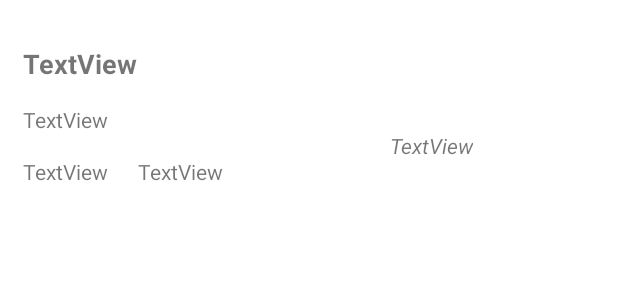
After one commit to salehkai999/CaloriesApp, an Android app: the layout nutrition_item_layout.xml on its own in the app's theme, with its tools: preview values and no code run, on a phone screen of 412 x 824 dp. The commit adds this screen. Shown: the top 300 px of the screen. Run offline under Robolectric (Android 15) with nearby library versions, the phone set to English and light mode, and no system bars.

Commit message:
Added RecyclerView and comments.

```diff
--- /dev/null
+++ b/app/src/main/res/layout/nutrition_item_layout.xml
@@ -0,0 +1,62 @@
+<?xml version="1.0" encoding="utf-8"?>
+<androidx.constraintlayout.widget.ConstraintLayout xmlns:android="http://schemas.android.com/apk/res/android"
+    xmlns:app="http://schemas.android.com/apk/res-auto"
+    xmlns:tools="http://schemas.android.com/tools"
+    android:id="@+id/nutrition_item"
+    android:layout_width="match_parent"
+    android:layout_height="wrap_content">
+
+    <TextView
+        android:id="@+id/nameTxt"
+        android:layout_width="wrap_content"
+        android:layout_height="wrap_content"
+        android:layout_marginStart="15dp"
+        android:layout_marginTop="30dp"
+        android:text="TextView"
+        android:textSize="18sp"
+        android:textStyle="bold"
+        app:layout_constraintStart_toStartOf="parent"
+        app:layout_constraintTop_toTopOf="parent" />
+
+    <TextView
+        android:id="@+id/calories"
+        android:layout_width="wrap_content"
+        android:layout_height="wrap_content"
+        android:layout_marginTop="15dp"
+        android:text="TextView"
+        app:layout_constraintStart_toStartOf="@+id/nameTxt"
+        app:layout_constraintTop_toBottomOf="@+id/nameTxt" />
+
+    <TextView
+        android:id="@+id/fatsTxt"
+        android:layout_width="wrap_content"
+        android:layout_height="wrap_content"
+        android:layout_marginTop="15dp"
+        android:text="TextView"
+        app:layout_constraintStart_toStartOf="@+id/calories"
+        app:layout_constraintTop_toBottomOf="@+id/calories" />
+
+    <TextView
+        android:id="@+id/servingTxt"
+        android:layout_width="wrap_content"
+        android:layout_height="wrap_content"
+        android:layout_marginStart="20dp"
+        android:layout_marginTop="15dp"
+        android:text="TextView"
+        app:layout_constraintStart_toEndOf="@+id/fatsTxt"
+        app:layout_constraintTop_toBottomOf="@+id/calories" />
+
+    <TextView
+        android:id="@+id/sourceTxt"
+        android:layout_width="wrap_content"
+        android:layout_height="wrap_content"
+        android:layout_marginStart="20dp"
+        android:layout_marginEnd="5dp"
+        android:text="TextView"
+        android:textStyle="italic"
+        app:layout_constraintBottom_toBottomOf="@+id/fatsTxt"
+        app:layout_constraintEnd_toEndOf="parent"
+        app:layout_constraintStart_toEndOf="@+id/servingTxt"
+        app:layout_constraintTop_toTopOf="@+id/calories" />
+
+</androidx.constraintlayout.widget.ConstraintLayout>
```
Also changed, not shown: app/src/main/java/comsaleh/caloriesapp/CaloriesRunnable.java (+7 -2 lines), app/src/main/java/comsaleh/caloriesapp/MainActivity.java (+14 -9 lines), app/src/main/java/comsaleh/caloriesapp/NutritionAdapter.java (added, +44 -0 lines), app/src/main/java/comsaleh/caloriesapp/NutritionViewHolder.java (added, +26 -0 lines), app/src/main/res/layout/activity_main.xml (+11 -5 lines).
